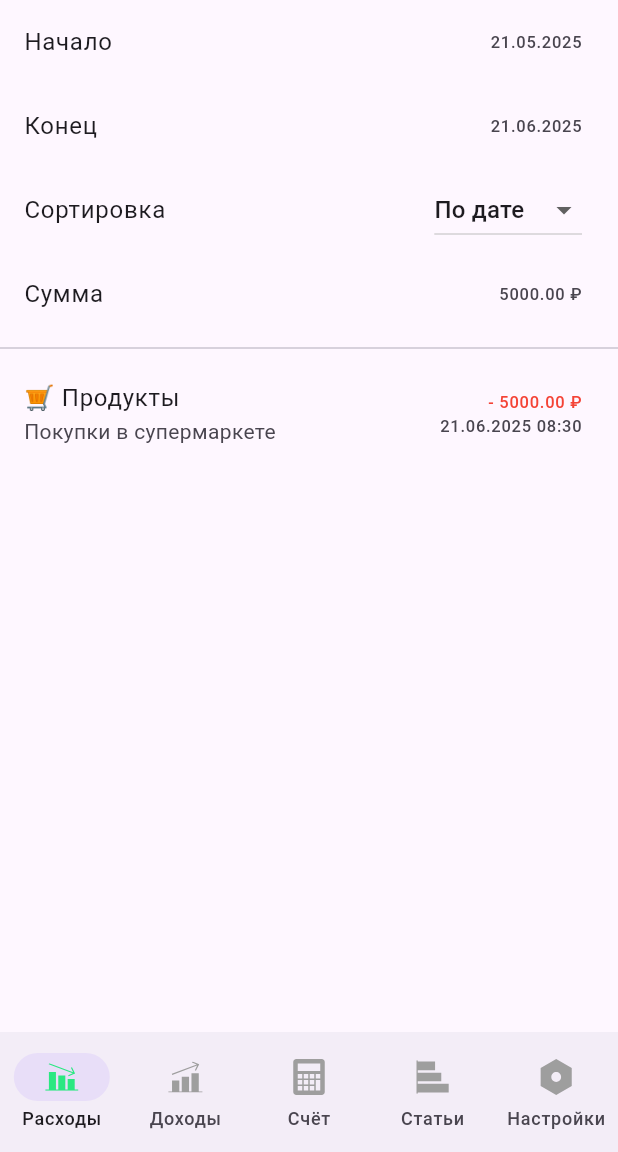
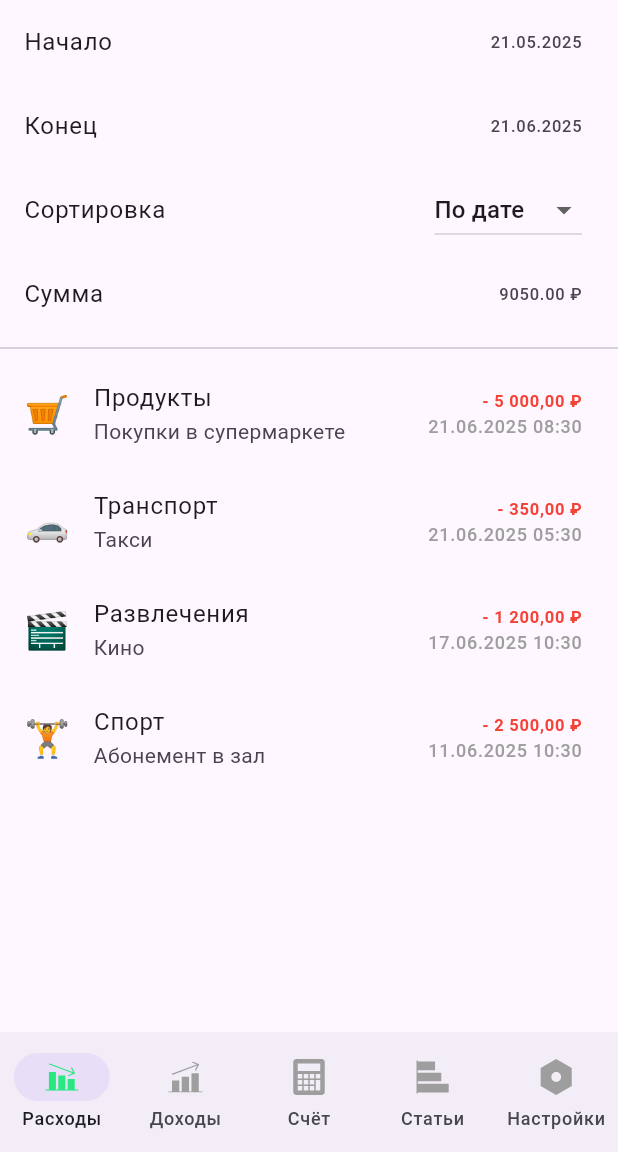
Before and after one commit to myrzaarslan/shmr25, a Flutter app: the screen it shows after launch, after a tap on an icon or button, on a phone screen of 412 x 824 dp, the part 84-1236 px from its top. Run offline on Flutter 3.47's test engine with Material 3 defaults, Android fonts, the phone set to English and light mode, and no system bars; our stand-ins replace flutter_bloc, flutter_svg, freezed_annotation, go_router; generated files the repository leaves out were written again.

Commit message:
fix transaction period

```diff
--- a/lib/data/repositories/mock_transaction_repository.dart
+++ b/lib/data/repositories/mock_transaction_repository.dart
@@ -53,6 +53,96 @@ class MockTransactionRepository implements TransactionRepository {
       createdAt: DateTime.now().subtract(const Duration(hours: 2)),
       updatedAt: DateTime.now().subtract(const Duration(hours: 2)),
     ),
+    TransactionWithDetails(
+      id: 3,
+      account: BankAccount(
+        id: 1,
+        userId: 1,
+        name: 'Основной счёт',
+        balance: '150000.00',
+        currency: 'RUB',
+        createdAt: DateTime.now().subtract(const Duration(days: 30)),
+        updatedAt: DateTime.now(),
+      ),
+      category: const Category(id: 6, name: 'Транспорт', emoji: '🚗', isIncome: false, backgroundColor: 0xFFCFE8A9),
+      amount: '350.00',
+      transactionDate: DateTime.now().subtract(const Duration(hours: 5)),
+      comment: 'Такси',
+      createdAt: DateTime.now().subtract(const Duration(hours: 5)),
+      updatedAt: DateTime.now().subtract(const Duration(hours: 5)),
+    ),
+    TransactionWithDetails(
+      id: 4,
+      account: BankAccount(
+        id: 1,
+        userId: 1,
+        name: 'Основной счёт',
+        balance: '150000.00',
+        currency: 'RUB',
+        createdAt: DateTime.now().subtract(const Duration(days: 30)),
+        updatedAt: DateTime.now(),
+      ),
+      category: const Category(id: 2, name: 'Подработка', emoji: '💻', isIncome: true, backgroundColor: 0xFF80D2C4),
+      amount: '15000.00',
+      transactionDate: DateTime.now().subtract(const Duration(days: 3)),
+      comment: 'Фриланс проект',
+      createdAt: DateTime.now().subtract(const Duration(days: 3)),
+      updatedAt: DateTime.now().subtract(const Duration(days: 3)),
+    ),
+    TransactionWithDetails(
+      id: 5,
+      account: BankAccount(
+        id: 1,
+        userId: 1,
+        name: 'Основной счёт',
+        balance: '150000.00',
+        currency: 'RUB',
+        createdAt: DateTime.now().subtract(const Duration(days: 30)),
+        updatedAt: DateTime.now(),
+      ),
+      category: const Category(id: 7, name: 'Развлечения', emoji: '🎬', isIncome: false, backgroundColor: 0xFF80D2C4),
+      amount: '1200.00',
+      transactionDate: DateTime.now().subtract(const Duration(days: 4)),
+      comment: 'Кино',
+      createdAt: DateTime.now().subtract(const Duration(days: 4)),
+      updatedAt: DateTime.now().subtract(const Duration(days: 4)),
+    ),
+    TransactionWithDetails(
+      id: 6,
+      account: BankAccount(
+        id: 1,
+        userId: 1,
+        name: 'Основной счёт',
+        balance: '150000.00',
+        currency: 'RUB',
+        createdAt: DateTime.now().subtract(const Duration(days: 30)),
+        updatedAt: DateTime.now(),
+      ),
+      category: const Category(id: 12, name: 'Спорт', emoji: '🏋️', isIncome: false, backgroundColor: 0xFF81A2CA),
+      amount: '2500.00',
+      transactionDate: DateTime.now().subtract(const Duration(days: 10)),
+      comment: 'Абонемент в зал',
+      createdAt: DateTime.now().subtract(const Duration(days: 10)),
+      updatedAt: DateTime.now().subtract(const Duration(days: 10)),
+    ),
+    TransactionWithDetails(
+      id: 7,
+      account: BankAccount(
+        id: 1,
+        userId: 1,
+        name: 'Основной счёт',
+        balance: '150000.00',
+        currency: 'RUB',
+        createdAt: DateTime.now().subtract(const Duration(days: 30)),
+        updatedAt: DateTime.now(),
+      ),
+      category: const Category(id: 4, name: 'Подарки', emoji: '🎁', isIncome: true, backgroundColor: 0xFFE8A9A9),
+      amount: '5000.00',
+      transactionDate: DateTime.now(),
+      comment: 'Подарок на день рождения',
+      createdAt: DateTime.now(),
+      updatedAt: DateTime.now(),
+    )
   ];
 
   @override
@@ -114,17 +204,13 @@ class MockTransactionRepository implements TransactionRepository {
   }) async {
     await Future.delayed(const Duration(milliseconds: 600));
 
-    final now = DateTime.now();
-    final start = startDate ?? DateTime(now.year, now.month, 1);
-    final end = endDate ?? DateTime(now.year, now.month + 1, 0);
+    final start = startDate ?? DateTime.now().subtract(const Duration(days: 30));
+    final end = endDate ?? DateTime.now();
 
-    return _transactions
-        .where(
-          (transaction) =>
-              transaction.account.id == accountId &&
-              transaction.transactionDate.isAfter(start) &&
-              transaction.transactionDate.isBefore(end),
-        )
-        .toList();
+    return _transactions.where((transaction) {
+      return transaction.account.id == accountId &&
+          !transaction.transactionDate.isBefore(start) &&
+          !transaction.transactionDate.isAfter(end);
+    }).toList();
   }
 }
--- a/lib/ui/screens/transaction_history_page.dart
+++ b/lib/ui/screens/transaction_history_page.dart
@@ -6,8 +6,6 @@ import 'package:flutter/material.dart';
 import 'package:flutter_bloc/flutter_bloc.dart';
 import 'package:flutter_svg/flutter_svg.dart';
 import 'package:intl/intl.dart';
-import '../../domain/models/transaction.dart';
-import '../../domain/repositories/transaction_repository.dart';
 import '../../data/repositories/mock_transaction_repository.dart';
 import '../widgets/app_bar.dart';
 
@@ -192,21 +190,31 @@ class _TransactionHistoryViewState extends State<TransactionHistoryView> {
                     itemCount: state.transactions.length,
                     itemBuilder: (_, index) {
                       final t = state.transactions[index];
+                      final amountColor = widget.isIncome ? Colors.green : Colors.red;
                       return ListTile(
-                        title: Text('${t.category.emoji} ${t.category.name}'),
+                        leading: Text(
+                          t.category.emoji,
+                          style: const TextStyle(fontSize: 24),
+                        ),
+                        title: Text(t.category.name),
                         subtitle: Text(t.comment ?? ''),
                         trailing: Column(
                           mainAxisAlignment: MainAxisAlignment.center,
                           crossAxisAlignment: CrossAxisAlignment.end,
                           children: [
                             Text(
-                              '${widget.isIncome ? '+' : '-'} ${t.amount} ₽',
+                              '${widget.isIncome ? '+' : '-'} ${NumberFormat.currency(locale: 'ru_RU', symbol: '₽').format(double.parse(t.amount))}',
                               style: TextStyle(
-                                color: widget.isIncome ? Colors.green : Colors.red,
+                                fontWeight: FontWeight.bold,
+                                color: amountColor,
                               ),
                             ),
                             Text(
                               DateFormat('dd.MM.yyyy HH:mm').format(t.transactionDate),
+                              style: const TextStyle(
+                                fontSize: 12,
+                                color: Colors.grey,
+                              ),
                             ),
                           ],
                         ),
```
